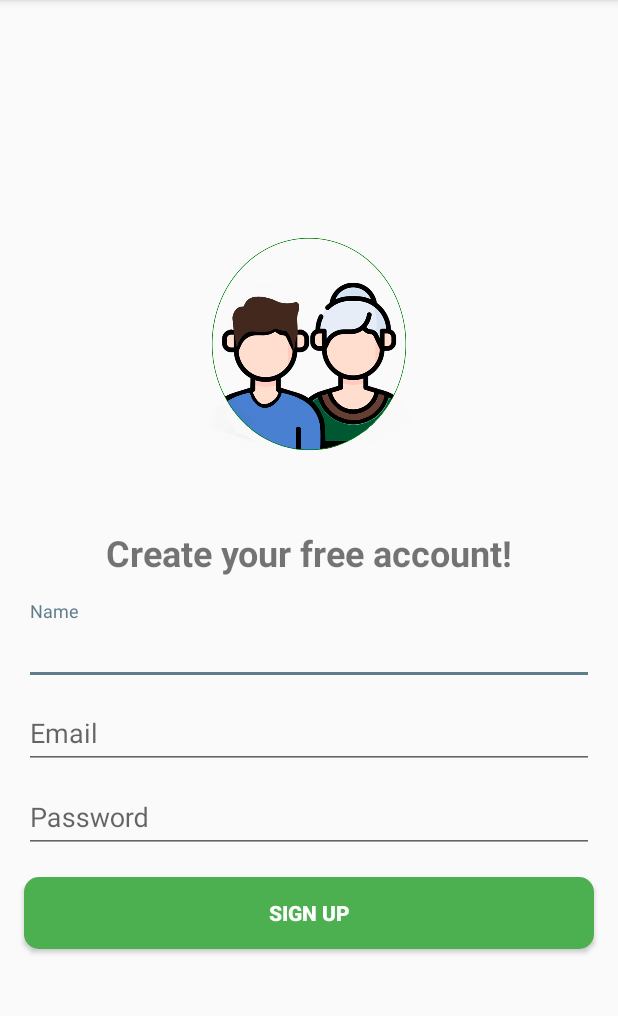
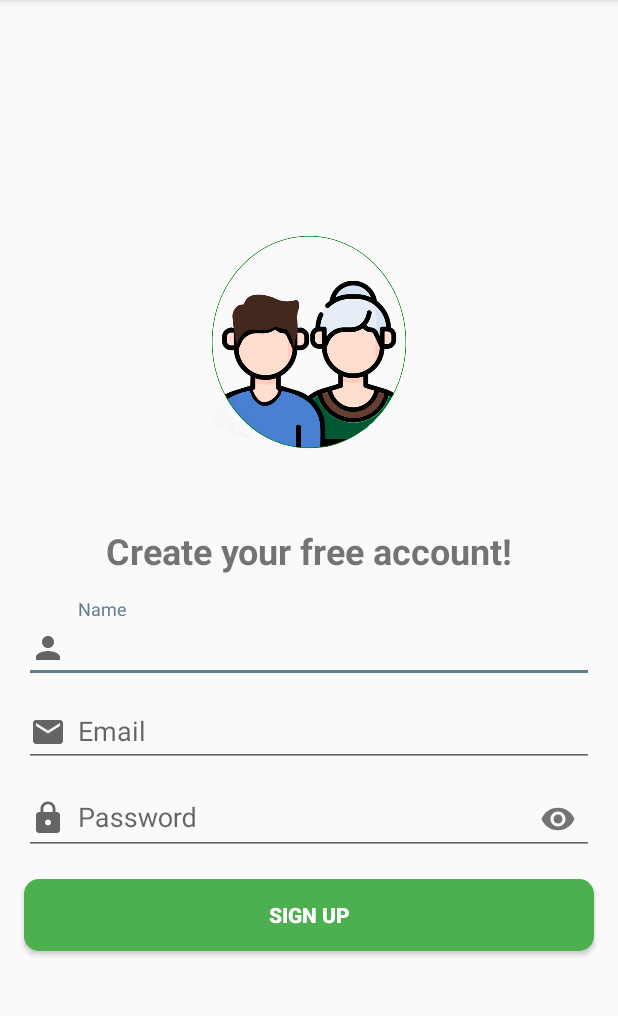
Before and after one commit to DavidsJulio/DiabetesTracker_PFinal, an Android app: the RegistoActivity screen opened directly, with no data from a screen before it, on a phone screen of 412 x 824 dp, the part 84-1100 px from its top. Run offline under Robolectric (Android 15) with nearby library versions, the phone set to English and light mode, and no system bars; our stand-ins replace Firebase (no records; nobody signed in at launch, a user with empty details on screens opened directly).

Commit message:
Starting to config login by email and password, adding a model to help the user config and a ConfigFirebase.java, to get the instance of firebase Auth
TODO: changing the imageView to the app logo

```diff
--- a/app/src/main/java/com/davidjulio/pfinal2020/activity/RegistoActivity.java
+++ b/app/src/main/java/com/davidjulio/pfinal2020/activity/RegistoActivity.java
@@ -1,16 +1,109 @@
 package com.davidjulio.pfinal2020.activity;
 
+import androidx.annotation.NonNull;
 import androidx.appcompat.app.AppCompatActivity;
 
 import android.os.Bundle;
+import android.view.View;
+import android.widget.Button;
+import android.widget.EditText;
+import android.widget.Toast;
 
 import com.davidjulio.pfinal2020.R;
+import com.davidjulio.pfinal2020.config.ConfigFirebase;
+import com.davidjulio.pfinal2020.model.Utilizador;
+import com.google.android.gms.tasks.OnCompleteListener;
+import com.google.android.gms.tasks.Task;
+import com.google.android.material.textfield.TextInputEditText;
+import com.google.firebase.auth.AuthResult;
+import com.google.firebase.auth.FirebaseAuth;
 
 public class RegistoActivity extends AppCompatActivity {
 
+    private TextInputEditText campoNome, campoEmail, campoPass;
+    private Button btnRegistar;
+
+    private FirebaseAuth autenticacao;
+
+    private Utilizador utilizador;
     @Override
     protected void onCreate(Bundle savedInstanceState) {
         super.onCreate(savedInstanceState);
         setContentView(R.layout.activity_registo);
+
+        campoNome = findViewById(R.id.editName);
+        campoEmail = findViewById(R.id.editEmail);
+        campoPass = findViewById(R.id.editPass);
+        btnRegistar = findViewById(R.id.btnRegistar);
+
+        btnRegistar.setOnClickListener(new View.OnClickListener() {
+            @Override
+            public void onClick(View v) {
+                //funcao validar campos, nesta funcao é chamada a registar utilizador
+                validarCampos();
+            }
+        });
     }
+
+    public void validarCampos(){
+        String textoNome = campoNome.getText().toString();
+        String textEmail = campoEmail.getText().toString();
+        String textoPass = campoPass.getText().toString();
+
+        if(textoNome.isEmpty()){
+            campoNome.setError("Insira o seu nome!");
+            campoNome.requestFocus();
+        }else if(textEmail.isEmpty()){
+            campoEmail.setError("Insira o seu email!");
+            campoEmail.requestFocus();
+        }else if(textoPass.isEmpty()){
+            campoPass.setError("Insira a sua password!");
+            campoPass.requestFocus();
+        }
+
+        utilizador = new Utilizador();
+        utilizador.setNome(textoNome);
+        utilizador.setEmail(textEmail);
+        utilizador.setPass(textoPass);
+        registarUtilizador();
+
+        //Alternativa, escolher 1 ou 2!
+        /*
+        if (!textoNome.isEmpty()){
+            if (!textEmail.isEmpty()){
+                if (!textoPass.isEmpty()){
+
+                }else{
+                    campoNome.setError("Insira a sua password");
+                    campoNome.requestFocus();
+                    //Toast.makeText(RegistoActivity.this, "Insira a sua password!", Toast.LENGTH_SHORT).show();
+                }
+            }else{
+                Toast.makeText(RegistoActivity.this, "Insira o seu email!", Toast.LENGTH_SHORT).show();
+            }
+        }else{
+            Toast.makeText(RegistoActivity.this, "Insira o seu nome!", Toast.LENGTH_SHORT).show();
+        }
+
+         */
+    }
+
+    public void registarUtilizador(){
+
+        autenticacao = ConfigFirebase.getFirebaseAutenticacao();
+        autenticacao.createUserWithEmailAndPassword(
+                utilizador.getEmail(), utilizador.getPass()
+        ).addOnCompleteListener(this, new OnCompleteListener<AuthResult>() {
+            @Override
+            public void onComplete(@NonNull Task<AuthResult> task) {
+                if ( task.isSuccessful() ){
+                    Toast.makeText(RegistoActivity.this, "Sucesso ao Registar", Toast.LENGTH_SHORT).show();
+                }else{
+                    Toast.makeText(RegistoActivity.this, "Erro ao Registar", Toast.LENGTH_SHORT).show();
+                }
+            }
+        });
+    }
+
+
 }
--- /dev/null
+++ b/app/src/main/res/drawable/ic_baseline_person_24.xml
@@ -0,0 +1,10 @@
+<vector xmlns:android="http://schemas.android.com/apk/res/android"
+    android:width="24dp"
+    android:height="24dp"
+    android:viewportWidth="24"
+    android:viewportHeight="24"
+    android:tint="?attr/colorControlNormal">
+  <path
+      android:fillColor="@android:color/white"
+      android:pathData="M12,12c2.21,0 4,-1.79 4,-4s-1.79,-4 -4,-4 -4,1.79 -4,4 1.79,4 4,4zM12,14c-2.67,0 -8,1.34 -8,4v2h16v-2c0,-2.66 -5.33,-4 -8,-4z"/>
+</vector>
--- a/app/src/main/res/layout/activity_login.xml
+++ b/app/src/main/res/layout/activity_login.xml
@@ -54,10 +54,12 @@
                 android:layout_width="match_parent"
                 android:layout_height="wrap_content"
                 android:cursorVisible="false"
+                android:drawablePadding="8dp"
                 android:drawableStart="@drawable/ic_pass"
                 android:enabled="true"
                 android:hint="@string/password"
-                android:inputType="textWebPassword" />
+                android:inputType="textWebPassword"
+                />
         </com.google.android.material.textfield.TextInputLayout>
     </com.google.android.material.textfield.TextInputLayout>
 
--- a/app/src/main/res/layout/activity_registo.xml
+++ b/app/src/main/res/layout/activity_registo.xml
@@ -40,40 +40,55 @@
         android:layout_marginBottom="16dp"
         android:layout_marginEnd="16dp"
         android:layout_marginStart="16dp"
-        app:layout_constraintBottom_toTopOf="@+id/button"
+        app:layout_constraintBottom_toTopOf="@+id/btnRegistar"
         app:layout_constraintEnd_toEndOf="parent"
         app:layout_constraintHorizontal_bias="0.5"
         app:layout_constraintStart_toStartOf="parent"
         app:layout_constraintTop_toBottomOf="@+id/tvCriarContaGrátis">
 
         <com.google.android.material.textfield.TextInputEditText
+            android:id="@+id/editName"
             android:layout_width="match_parent"
             android:layout_height="wrap_content"
-            android:hint="@string/nome" />
+            android:drawablePadding="8dp"
+            android:drawableStart="@drawable/ic_baseline_person_24"
+            android:hint="@string/nome"
+            android:inputType="textPersonName" />
 
         <com.google.android.material.textfield.TextInputLayout
             android:layout_width="match_parent"
             android:layout_height="wrap_content">
 
             <com.google.android.material.textfield.TextInputEditText
+                android:id="@+id/editEmail"
                 android:layout_width="match_parent"
                 android:layout_height="wrap_content"
-                android:hint="@string/email" />
+                android:drawablePadding="8dp"
+                android:drawableStart="@drawable/ic_email"
+                android:hint="@string/email"
+                android:inputType="textWebEmailAddress" />
 
             <com.google.android.material.textfield.TextInputLayout
                 android:layout_width="match_parent"
-                android:layout_height="match_parent">
+                android:layout_height="match_parent"
+                app:passwordToggleEnabled="true">
 
                 <com.google.android.material.textfield.TextInputEditText
+                    android:id="@+id/editPass"
                     android:layout_width="match_parent"
                     android:layout_height="wrap_content"
-                    android:hint="@string/password" />
+                    android:cursorVisible="false"
+                    android:drawablePadding="8dp"
+                    android:drawableStart="@drawable/ic_pass"
+                    android:enabled="true"
+                    android:hint="@string/password"
+                    android:inputType="textWebPassword" />
             </com.google.android.material.textfield.TextInputLayout>
         </com.google.android.material.textfield.TextInputLayout>
     </com.google.android.material.textfield.TextInputLayout>
 
     <Button
-        android:id="@+id/button"
+        android:id="@+id/btnRegistar"
         android:layout_width="0dp"
         android:layout_height="wrap_content"
         android:layout_marginEnd="16dp"
```
Also changed, not shown: app/src/main/java/com/davidjulio/pfinal2020/config/ConfigFirebase.java (added, +17 -0 lines), app/src/main/java/com/davidjulio/pfinal2020/model/Utilizador.java (added, +36 -0 lines), app/src/main/res/layout/activity_main.xml (+1 -12 lines).
